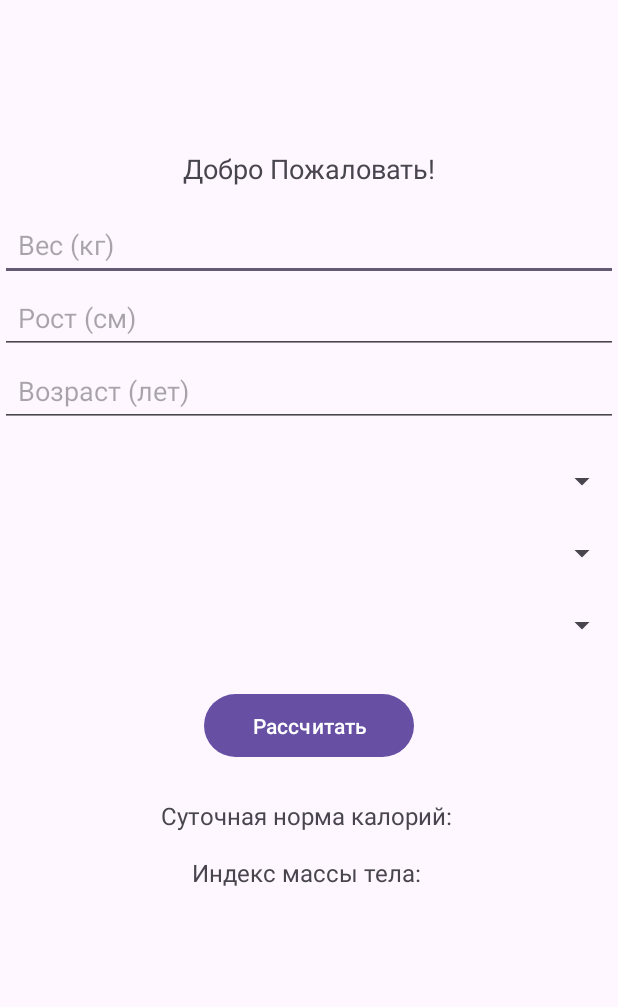
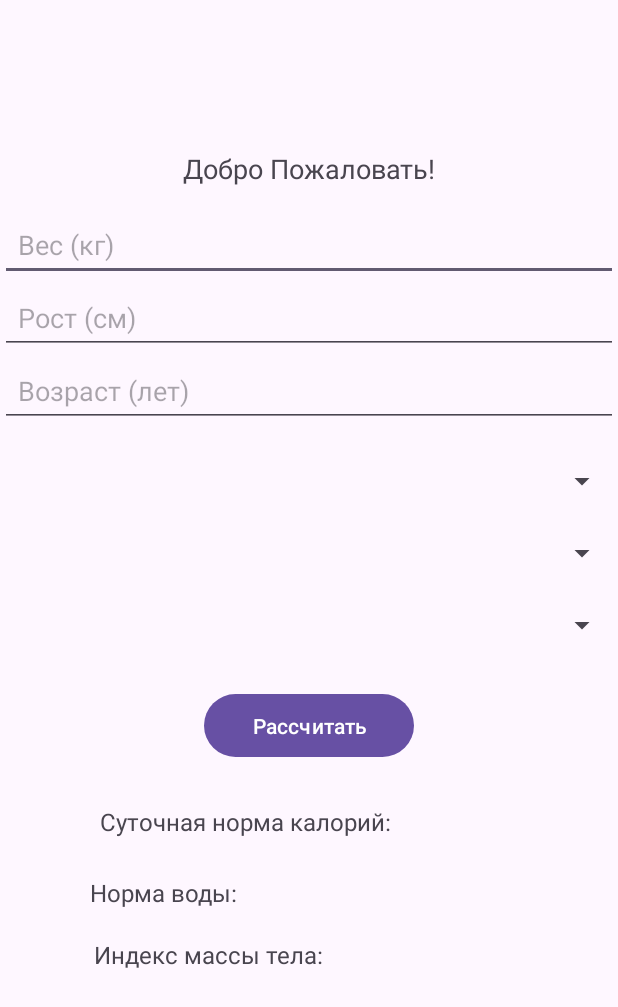
Before and after one commit to MashaZvereva/FitBite, an Android app: the layout activity_info_user.xml on its own in the app's theme, with its tools: preview values and no code run, on a phone screen of 412 x 824 dp. Shown: the top 1007 px of the screen. Run offline under Robolectric (Android 15) with nearby library versions, the light colour scheme and no system bars.

Commit message:
Сохранены изменения перед переключением ветки

```diff
--- a/app/src/main/res/layout/activity_info_user.xml
+++ b/app/src/main/res/layout/activity_info_user.xml
@@ -12,12 +12,12 @@
         android:id="@+id/welcomeTextView"
         android:layout_width="wrap_content"
         android:layout_height="wrap_content"
+        android:layout_marginTop="100dp"
         android:text="Добро Пожаловать!"
         android:textSize="18sp"
-        app:layout_constraintTop_toTopOf="parent"
         app:layout_constraintEnd_toEndOf="parent"
         app:layout_constraintStart_toStartOf="parent"
-        android:layout_marginTop="100dp" />
+        app:layout_constraintTop_toTopOf="parent" />
 
     <!-- Поле для ввода веса -->
     <EditText
@@ -27,10 +27,10 @@
         android:layout_marginTop="14dp"
         android:layout_marginBottom="14dp"
         android:hint="Вес (кг)"
-        app:layout_constraintTop_toBottomOf="@+id/welcomeTextView"
+        android:padding="12dp"
+        app:layout_constraintEnd_toEndOf="parent"
         app:layout_constraintStart_toStartOf="parent"
-        app:layout_constraintEnd_toEndOf="parent"
-        android:padding="12dp" />
+        app:layout_constraintTop_toBottomOf="@+id/welcomeTextView" />
 
     <!-- Поле для ввода роста -->
     <EditText
@@ -39,10 +39,10 @@
         android:layout_height="wrap_content"
         android:layout_marginBottom="14dp"
         android:hint="Рост (см)"
-        app:layout_constraintTop_toBottomOf="@+id/weightEditText"
+        android:padding="12dp"
+        app:layout_constraintEnd_toEndOf="parent"
         app:layout_constraintStart_toStartOf="parent"
-        app:layout_constraintEnd_toEndOf="parent"
-        android:padding="12dp" />
+        app:layout_constraintTop_toBottomOf="@+id/weightEditText" />
 
     <!-- Поле для ввода возраста -->
     <EditText
@@ -51,78 +51,94 @@
         android:layout_height="wrap_content"
         android:layout_marginBottom="14dp"
         android:hint="Возраст (лет)"
-        app:layout_constraintTop_toBottomOf="@+id/heightEditText"
+        android:padding="12dp"
+        app:layout_constraintEnd_toEndOf="parent"
         app:layout_constraintStart_toStartOf="parent"
-        app:layout_constraintEnd_toEndOf="parent"
-        android:padding="12dp" />
+        app:layout_constraintTop_toBottomOf="@+id/heightEditText" />
 
     <!-- Поле выбора пола -->
     <Spinner
         android:id="@+id/genderSpinner"
         android:layout_width="0dp"
         android:layout_height="wrap_content"
-        app:layout_constraintTop_toBottomOf="@+id/ageEditText"
+        android:layout_marginTop="24dp"
+        android:layout_marginBottom="14dp"
+        app:layout_constraintEnd_toEndOf="parent"
         app:layout_constraintStart_toStartOf="parent"
-        app:layout_constraintEnd_toEndOf="parent"
-        android:layout_marginBottom="14dp"
-        android:layout_marginTop="24dp"/>
+        app:layout_constraintTop_toBottomOf="@+id/ageEditText" />
 
     <!-- Поле выбора физической активности -->
     <Spinner
         android:id="@+id/activitySpinner"
         android:layout_width="0dp"
         android:layout_height="wrap_content"
-        app:layout_constraintTop_toBottomOf="@+id/genderSpinner"
+        android:layout_marginTop="24dp"
+        android:layout_marginBottom="14dp"
+        app:layout_constraintEnd_toEndOf="parent"
         app:layout_constraintStart_toStartOf="parent"
-        app:layout_constraintEnd_toEndOf="parent"
-        android:layout_marginBottom="14dp"
-        android:layout_marginTop="24dp"/>
+        app:layout_constraintTop_toBottomOf="@+id/genderSpinner" />
 
     <!-- Поле выбора желаемого результата -->
     <Spinner
         android:id="@+id/resultSpinner"
         android:layout_width="0dp"
         android:layout_height="wrap_content"
-        app:layout_constraintTop_toBottomOf="@+id/activitySpinner"
+        android:layout_marginTop="24dp"
+        android:layout_marginBottom="14dp"
+        app:layout_constraintEnd_toEndOf="parent"
         app:layout_constraintStart_toStartOf="parent"
-        app:layout_constraintEnd_toEndOf="parent"
-        android:layout_marginBottom="14dp"
-        android:layout_marginTop="24dp"/>
+        app:layout_constraintTop_toBottomOf="@+id/activitySpinner" />
 
     <!-- Кнопка для расчета -->
     <Button
         android:id="@+id/calculateButton"
         android:layout_width="140dp"
         android:layout_height="50dp"
+        android:layout_marginTop="30dp"
         android:text="Рассчитать"
-        app:layout_constraintTop_toBottomOf="@+id/resultSpinner"
+        app:layout_constraintEnd_toEndOf="parent"
         app:layout_constraintStart_toStartOf="parent"
-        app:layout_constraintEnd_toEndOf="parent"
-        android:layout_marginTop="30dp" />
+        app:layout_constraintTop_toBottomOf="@+id/resultSpinner" />
 
     <!-- Результат калорий-->
+
+    <!-- Результат ИМТ -->
+
+    <!-- Результат ИМТ -->
+
     <TextView
         android:id="@+id/caloriesResultTextView"
-        android:layout_width="wrap_content"
-        android:layout_height="wrap_content"
+        android:layout_width="279dp"
+        android:layout_height="27dp"
+        android:layout_marginTop="28dp"
         android:text="Суточная норма калорий: "
         android:textSize="16sp"
-        android:layout_marginTop="24dp"
-        app:layout_constraintTop_toBottomOf="@+id/calculateButton"
+        app:layout_constraintEnd_toEndOf="parent"
         app:layout_constraintStart_toStartOf="parent"
-        app:layout_constraintEnd_toEndOf="parent" />
+        app:layout_constraintTop_toBottomOf="@+id/calculateButton" />
 
-    <!-- Результат ИМТ -->
+    <TextView
+        android:id="@+id/waterIntakeTextView"
+        android:layout_width="283dp"
+        android:layout_height="21dp"
+        android:layout_marginTop="20dp"
+        android:text="Норма воды: "
+        android:textSize="16sp"
+        app:layout_constraintEnd_toEndOf="parent"
+        app:layout_constraintHorizontal_bias="0.467"
+        app:layout_constraintStart_toStartOf="parent"
+        app:layout_constraintTop_toBottomOf="@+id/caloriesResultTextView" />
+
     <TextView
         android:id="@+id/bmiResultTextView"
-        android:layout_width="wrap_content"
-        android:layout_height="wrap_content"
+        android:layout_width="287dp"
+        android:layout_height="92dp"
+        android:layout_marginTop="20dp"
         android:text="Индекс массы тела: "
         android:textSize="16sp"
-        android:layout_marginTop="16dp"
-        app:layout_constraintTop_toBottomOf="@+id/caloriesResultTextView"
+        app:layout_constraintEnd_toEndOf="parent"
         app:layout_constraintStart_toStartOf="parent"
-        app:layout_constraintEnd_toEndOf="parent" />
+        app:layout_constraintTop_toBottomOf="@+id/waterIntakeTextView" />
 
 
 </androidx.constraintlayout.widget.ConstraintLayout>
```
Also changed, not shown: app/src/main/java/com/example/fitbite/presentation/view/InfoUserActivity.kt (+11 -3 lines), app/src/main/java/com/example/fitbite/presentation/viewmodel/InfoUserViewModel.kt (+53 -0 lines), app/src/main/res/layout/activity_settings.xml (+29 -13 lines).
